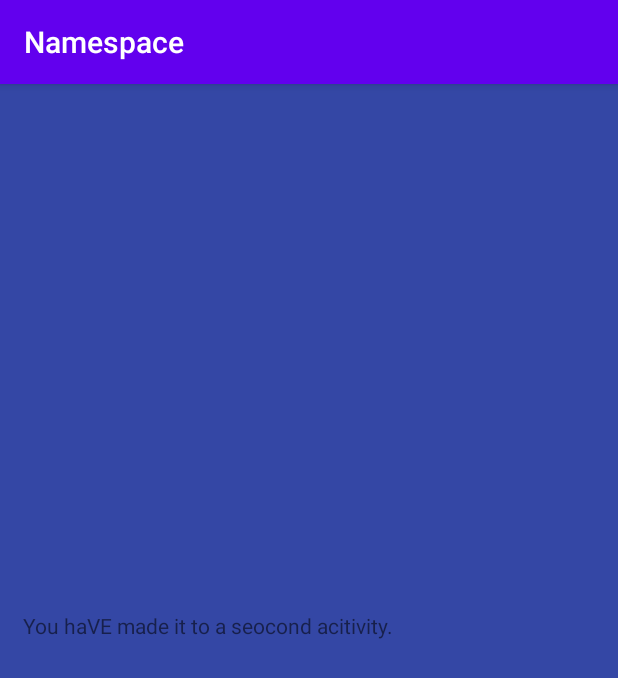
After one commit to MichaelJahns/androidRefresher, an Android app: the Main2Activity screen opened directly, with no data from a screen before it, on a phone screen of 412 x 824 dp. The commit adds this screen. Shown: the top 678 px of the screen. Run offline under Robolectric (Android 15) with nearby library versions, the phone set to English and light mode, and no system bars.

Commit message:
Builds second acitivity and a path to it

```diff
--- a/app/src/main/AndroidManifest.xml
+++ b/app/src/main/AndroidManifest.xml
@@ -9,6 +9,7 @@
         android:roundIcon="@mipmap/ic_launcher_round"
         android:supportsRtl="true"
         android:theme="@style/AppTheme">
+        <activity android:name=".Main2Activity"></activity>
         <activity android:name=".MainActivity">
             <intent-filter>
                 <action android:name="android.intent.action.MAIN" />
--- /dev/null
+++ b/app/src/main/java/com/leyline/namespace/Main2Activity.java
@@ -0,0 +1,14 @@
+package com.leyline.namespace;
+
+import androidx.appcompat.app.AppCompatActivity;
+
+import android.os.Bundle;
+
+public class Main2Activity extends AppCompatActivity {
+
+    @Override
+    protected void onCreate(Bundle savedInstanceState) {
+        super.onCreate(savedInstanceState);
+        setContentView(R.layout.activity_main2);
+    }
+}
--- /dev/null
+++ b/app/src/main/res/layout/activity_main2.xml
@@ -0,0 +1,19 @@
+<?xml version="1.0" encoding="utf-8"?>
+<androidx.constraintlayout.widget.ConstraintLayout xmlns:android="http://schemas.android.com/apk/res/android"
+    xmlns:app="http://schemas.android.com/apk/res-auto"
+    xmlns:tools="http://schemas.android.com/tools"
+    android:layout_width="match_parent"
+    android:layout_height="match_parent"
+    android:background="#3447A5"
+    tools:context=".Main2Activity">
+
+    <TextView
+        android:id="@+id/Landing"
+        android:layout_width="381dp"
+        android:layout_height="65dp"
+        android:text="You haVE made it to a seocond acitivity. "
+        app:layout_constraintBottom_toBottomOf="parent"
+        app:layout_constraintEnd_toEndOf="parent"
+        app:layout_constraintStart_toStartOf="parent"
+        app:layout_constraintTop_toTopOf="parent" />
+</androidx.constraintlayout.widget.ConstraintLayout>
--- a/app/src/main/res/values/strings.xml
+++ b/app/src/main/res/values/strings.xml
@@ -1,3 +1,4 @@
 <resources>
     <string name="app_name">Namespace</string>
+    <string name="characters"> Characters </string>
 </resources>
```
Also changed, not shown: app/src/main/java/com/leyline/namespace/MainActivity.java (+7 -0 lines), app/src/main/res/layout/activity_main.xml (+12 -0 lines).
